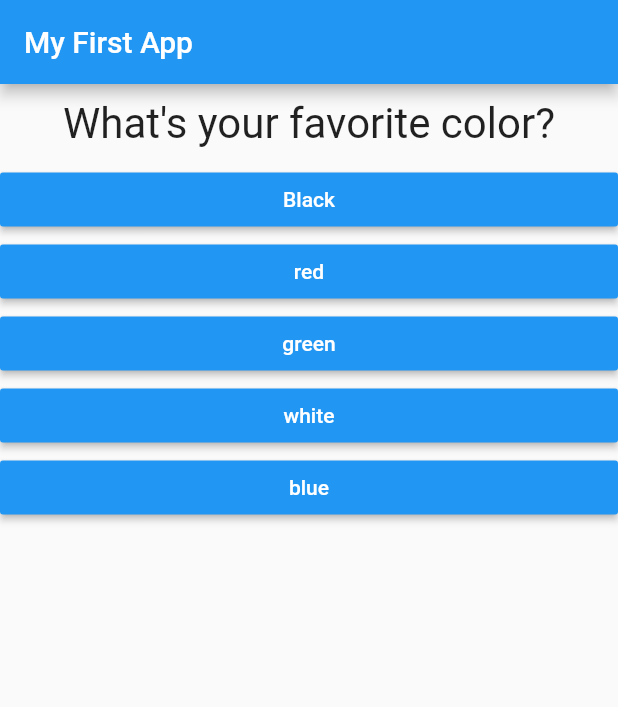
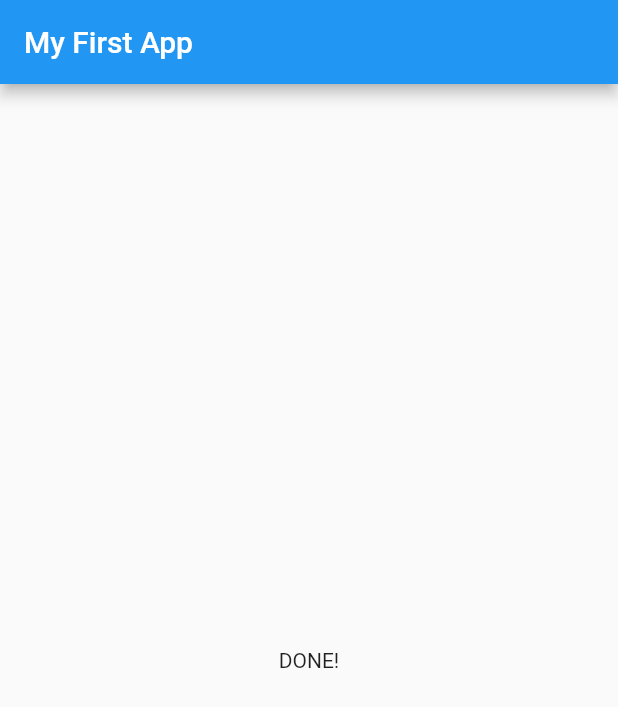
Before and after one commit to samuel327/flutter, a Flutter app: the screen it shows after launch, after a tap on "Black", after a tap on "Snake", after a tap on "VW Jetta", on a phone screen of 412 x 824 dp. Shown: the top 707 px of the screen. Run offline on Flutter 3.47's test engine with Material 2 defaults, Android fonts, the phone set to English and light mode, and no system bars.

Commit message:
updating code

```diff
--- a/lib/myapp.dart
+++ b/lib/myapp.dart
@@ -1,6 +1,6 @@
 import 'package:flutter/material.dart';
-import './question.dart';
-import './answer.dart';
+import './quiz.dart';
+import './result.dart';
 
 class MyApp extends StatefulWidget {
   @override
@@ -13,7 +13,8 @@ class MyApp extends StatefulWidget {
 class _MyAppState extends State<MyApp> {
   var _questionIndex = 0;
 
-  var questions = [
+  //protect questions variable from changes
+  final _questions = const [
     {
       'questionText': ('What\'s your favorite color?'),
       'answers': ["Black", "red", "green", "white", "blue"]
@@ -31,12 +32,10 @@ class _MyAppState extends State<MyApp> {
   //will be our callback function; the function (address) we are passing around is also known as a
   //callback function bc the receiving widget calls it in the future
   void _answerQuestion(int num) {
+    //bool type; this expression yields true if condition is met
+
     setState(() {
-      if (_questionIndex + 1 < questions.length) {
-        _questionIndex = num + 1;
-      } else {
-        _questionIndex = 0;
-      }
+      _questionIndex = num + 1;
     });
   }
 
@@ -47,18 +46,13 @@ class _MyAppState extends State<MyApp> {
         appBar: AppBar(
           title: Text('My First App'),
         ),
-        body: Column(
-          children: [
-            Question(questionText: questions[_questionIndex]["questionText"]),
-            //spread operator pulls items in a list out of the list
-            ...(questions[_questionIndex]["answers"] as List<String>)
-                .map((answer) {
-              return Answer(
-                  selectHandler: () => _answerQuestion(_questionIndex),
-                  text: answer);
-            }).toList()
-          ],
-        ),
+        body: _questionIndex < _questions.length
+            ? Quiz(
+                answerQuestion: _answerQuestion,
+                questions: _questions,
+                questionIndex: _questionIndex,
+              )
+            : Result(),
       ),
     );
   }
--- /dev/null
+++ b/lib/quiz.dart
@@ -0,0 +1,28 @@
+import 'package:flutter/material.dart';
+import './question.dart';
+import './answer.dart';
+
+class Quiz extends StatelessWidget {
+  final List<Map<String, Object>> questions;
+  final int questionIndex;
+  final Function answerQuestion;
+
+  Quiz(
+      {@required this.questions,
+      @required this.questionIndex,
+      @required this.answerQuestion});
+
+  @override
+  Widget build(BuildContext context) {
+    return Column(
+      children: [
+        Question(questionText: questions[questionIndex]["questionText"]),
+        //spread operator pulls items in a list out of the list
+        ...(questions[questionIndex]["answers"] as List<String>).map((answer) {
+          return Answer(
+              selectHandler: () => answerQuestion(questionIndex), text: answer);
+        }).toList(),
+      ],
+    );
+  }
+}
--- /dev/null
+++ b/lib/result.dart
@@ -0,0 +1,10 @@
+import 'package:flutter/material.dart';
+
+class Result extends StatelessWidget {
+  @override
+  Widget build(BuildContext context) {
+    return Center(
+      child: Text("DONE!"),
+    );
+  }
+}
```
